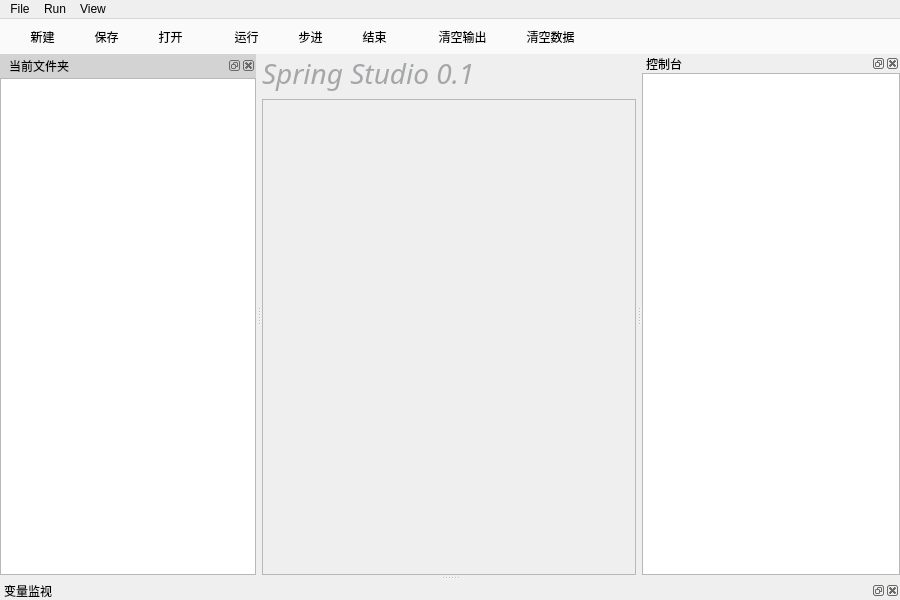
The window that SpringStudio/mainwindow.ui (AlanZhangNpu/SpringScript) describes before a commit, drawn with Qt 5.
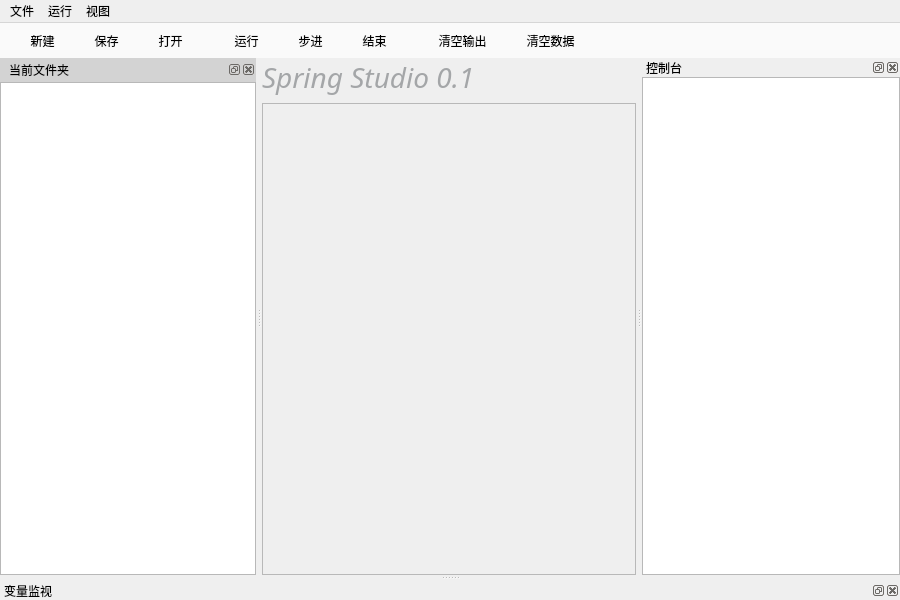
The same window after the commit. Icons and pictures are not drawn. Custom widgets are drawn as their Qt base class.

```diff
--- a/SpringStudio/mainwindow.ui
+++ b/SpringStudio/mainwindow.ui
@@ -118,7 +118,7 @@
    </property>
    <widget class="QMenu" name="menuView">
     <property name="title">
-     <string>View</string>
+     <string>视图</string>
     </property>
     <widget class="QMenu" name="menuToolbar_Style">
      <property name="title">
@@ -134,7 +134,7 @@
    </widget>
    <widget class="QMenu" name="menuFile">
     <property name="title">
-     <string>File</string>
+     <string>文件</string>
     </property>
     <addaction name="action_new_file"/>
     <addaction name="action_save"/>
@@ -142,7 +142,7 @@
    </widget>
    <widget class="QMenu" name="menuRun">
     <property name="title">
-     <string>Run</string>
+     <string>运行</string>
     </property>
     <addaction name="action_run"/>
     <addaction name="action_step_continue"/>
```
Left out of the diff: 5 changed lines with no effect on the pictures.
